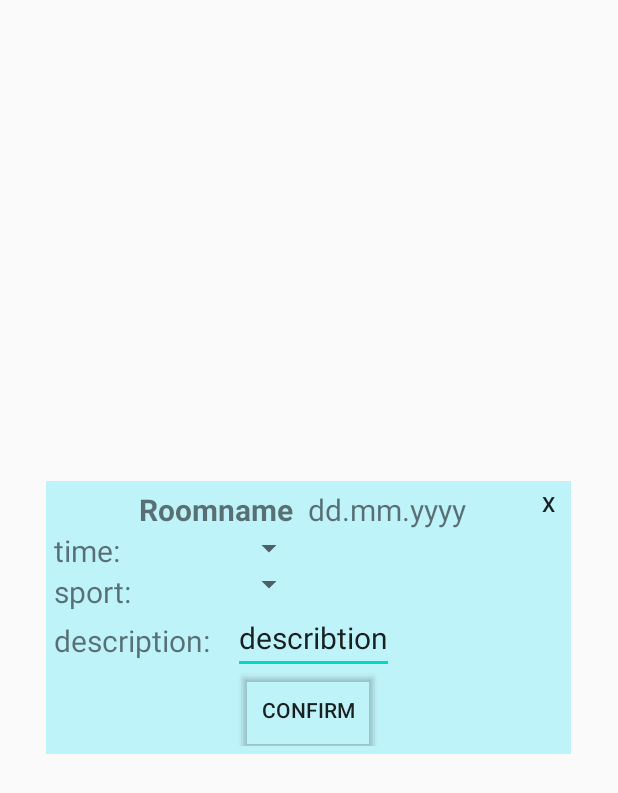
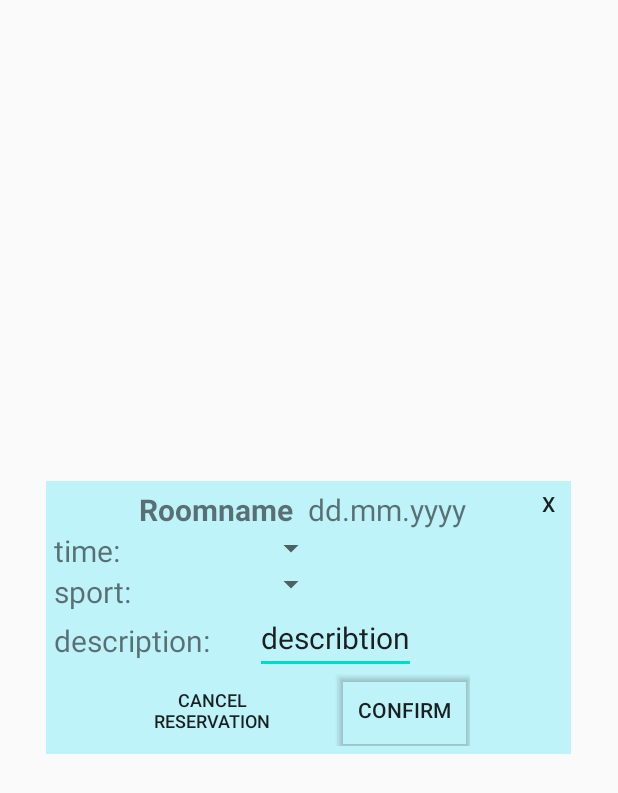
Before and after one commit to PauliAnt/Olioharkkatyo, an Android app: the layout reservation_edit_popup.xml on its own in the app's theme, with its tools: preview values and no code run, on a phone screen of 412 x 824 dp. Shown: the top 793 px of the screen. Run offline under Robolectric (Android 15) with nearby library versions, the phone set to English and light mode, and no system bars.

Commit message:
Paljon kommentointia, korjasin kontekstin Usermanageriin

```diff
--- a/app/src/main/java/com/example/olioharkkaty/Hall.java
+++ b/app/src/main/java/com/example/olioharkkaty/Hall.java
@@ -130,7 +130,7 @@ public class Hall {
         }
         // Adding new reservation with given parameters
         int id = room.addReservation(date, time, describtion, sportid);
-        UserManager.getInstance().addReservationid(con, id);
+        UserManager.getInstance().addReservationid(id);
 
         try {
             // Writing room object to XML with new reservation
--- a/app/src/main/java/com/example/olioharkkaty/SignInActivity.java
+++ b/app/src/main/java/com/example/olioharkkaty/SignInActivity.java
@@ -29,6 +29,7 @@ public class SignInActivity extends AppCompatActivity {
         // configuroidaan varausjärjestelmä
         try {
             Hall.getInstance().config(SignInActivity.this);
+            UserManager.getInstance().setContext(SignInActivity.this);
         } catch (Exception e) {
             // config tiedoston parsiminen epäonnistui
             e.printStackTrace();
@@ -77,7 +78,7 @@ public class SignInActivity extends AppCompatActivity {
             warning2.setText("Username and password can't be same");
         else if (pw2.equals(pw1)) {
                 if (um.checkPassword(pw1)) {
-                    um.getInstance().addUser(SignInActivity.this, un, pw1);
+                    um.getInstance().addUser(un, pw1);
                     Intent intent = new Intent(SignInActivity.this, UserInfoActivity.class);
                     this.clearFields();
                     startActivity(intent);
@@ -97,7 +98,7 @@ public class SignInActivity extends AppCompatActivity {
         else if (pw1.equals(""))
             warning1.setText("Give password");
         else {
-            if (um.checkLogin(SignInActivity.this, un, pw1)) {
+            if (um.checkLogin(un, pw1)) {
                 if (um.checkAdmin()){
                     Intent intent = new Intent(SignInActivity.this, ManageRoomsActivity.class);
                     this.clearFields();
--- a/app/src/main/java/com/example/olioharkkaty/UserInfoActivity.java
+++ b/app/src/main/java/com/example/olioharkkaty/UserInfoActivity.java
@@ -51,7 +51,7 @@ public class UserInfoActivity extends AppCompatActivity {
         else {
             wr.setText("");
             un = uname.getText().toString();
-            um.updateInfo(UserInfoActivity.this, un, pw.getText().toString(), fn.getText().toString(), ln.getText().toString(), ad.getText().toString());
+            um.updateInfo( un, pw.getText().toString(), fn.getText().toString(), ln.getText().toString(), ad.getText().toString());
             finish();
         }
     }
--- a/app/src/main/res/layout/reservation_edit_popup.xml
+++ b/app/src/main/res/layout/reservation_edit_popup.xml
@@ -48,6 +48,7 @@
         <RelativeLayout
             android:layout_width="wrap_content"
             android:layout_height="wrap_content"
+
             android:id="@+id/firstview">
             <TextView
                 android:layout_width="wrap_content"
@@ -75,7 +76,7 @@
         <RelativeLayout
             android:layout_width="wrap_content"
             android:layout_height="wrap_content"
-            android:layout_marginStart="15dp"
+            android:layout_marginStart="30dp"
             android:layout_toEndOf="@id/firstview">
 
             <Spinner
@@ -100,14 +101,28 @@
                 android:text="describtion"/>
         </RelativeLayout>
     </RelativeLayout>
-
-    <Button
-        android:id="@+id/confirmbutton"
+    <RelativeLayout
         android:layout_width="wrap_content"
         android:layout_height="wrap_content"
-        android:layout_gravity="center"
-        android:background="@android:color/transparent"
-        android:outlineProvider="bounds"
-        android:text="Confirm" />
+        android:layout_gravity="center">
 
+        <Button
+            android:id="@+id/cancelbutton"
+            android:layout_width="wrap_content"
+            android:layout_height="wrap_content"
+            android:width="88dp"
+            android:textSize="12dp"
+            android:background="@android:color/transparent"
+            android:text="cancel reservation" />
+
+        <Button
+            android:id="@+id/confirmbutton"
+            android:layout_toEndOf="@id/cancelbutton"
+            android:layout_width="wrap_content"
+            android:layout_marginStart="40dp"
+            android:layout_height="wrap_content"
+            android:background="@android:color/transparent"
+            android:outlineProvider="bounds"
+            android:text="Confirm" />
+    </RelativeLayout>
 </LinearLayout>
--- a/app/src/main/res/layout/reservation_info_popup.xml
+++ b/app/src/main/res/layout/reservation_info_popup.xml
@@ -72,7 +72,7 @@
         <RelativeLayout
             android:layout_width="wrap_content"
             android:layout_height="wrap_content"
-            android:layout_marginStart="15dp"
+            android:layout_marginStart="40dp"
             android:layout_toEndOf="@id/firstview">
             <TextView
                 android:layout_width="wrap_content"
```
Also changed, not shown: app/src/main/java/com/example/olioharkkaty/UserManager.java (+10 -10 lines).
